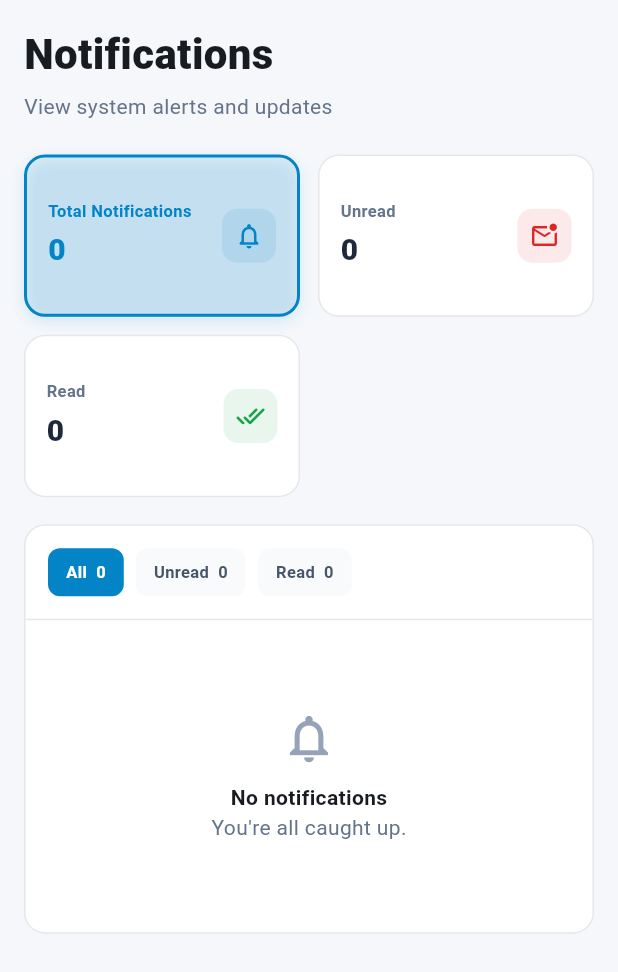
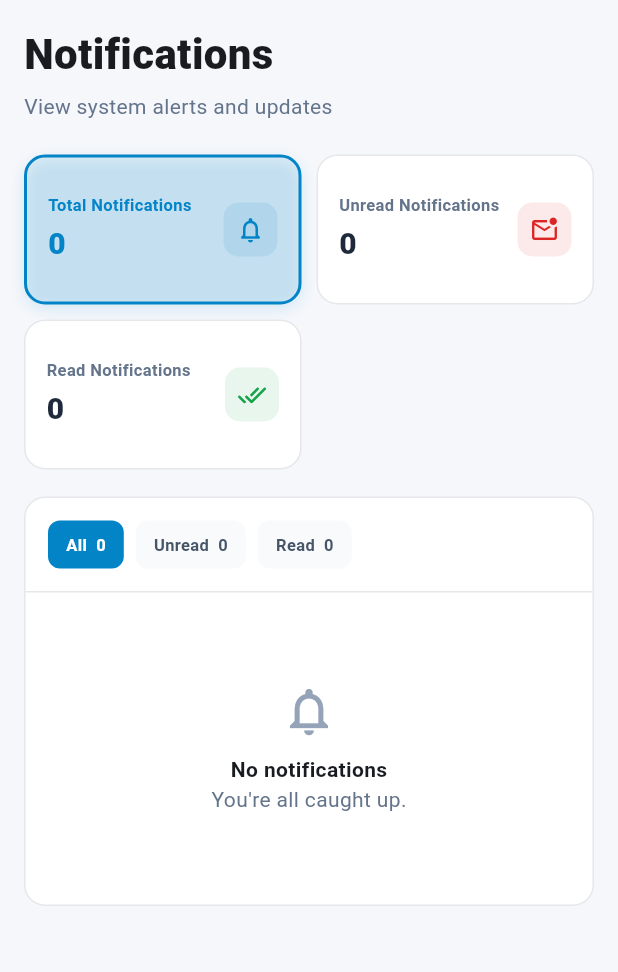
Before and after one commit to Aman298871/shivnath-Agency, a Flutter app: the AdminNotificationsScreen widget shown alone on an empty page, opened directly, on a phone screen of 412 x 824 dp. Shown: the top 972 px of the screen. Run offline on Flutter 3.47's test engine with Material 3 defaults, Android fonts, the light colour scheme and no system bars; our stand-ins replace shared_preferences; missing offline and left inert: file_saver; accounts and stored records are empty; network calls fail.

Commit message:
fix: correct admin notifications navigation index mapping and responsive summary cards grid

```diff
--- a/shivnath_agency/lib/features/admin/notifications/admin_notifications_screen.dart
+++ b/shivnath_agency/lib/features/admin/notifications/admin_notifications_screen.dart
@@ -137,24 +137,43 @@ class _AdminNotificationsScreenState extends State<AdminNotificationsScreen> {
 
   Widget _stats(bool desktop) {
     final data = [
-      ['Total Notifications', '${notifications.length}', Icons.notifications_none_rounded, const Color(0xFF0284C7), 'All'],
-      ['Unread', '$unreadCount', Icons.mark_email_unread_outlined, const Color(0xFFDC2626), 'Unread'],
-      ['Read', '$readCount', Icons.done_all_rounded, const Color(0xFF16A34A), 'Read'],
+      [
+        'Total Notifications',
+        '${notifications.length}',
+        Icons.notifications_none_rounded,
+        const Color(0xFF0284C7),
+        'All',
+      ],
+      [
+        'Unread Notifications',
+        '$unreadCount',
+        Icons.mark_email_unread_outlined,
+        const Color(0xFFDC2626),
+        'Unread',
+      ],
+      [
+        'Read Notifications',
+        '$readCount',
+        Icons.done_all_rounded,
+        const Color(0xFF16A34A),
+        'Read',
+      ],
     ];
 
     return LayoutBuilder(
       builder: (context, constraints) {
         final width = constraints.maxWidth;
-        final isNarrow = width < 600;
+        final isMobile = width < 720;
 
+        if (isMobile) {
           return GridView.builder(
             shrinkWrap: true,
             physics: const NeverScrollableScrollPhysics(),
-          gridDelegate: SliverGridDelegateWithFixedCrossAxisCount(
-            crossAxisCount: isNarrow ? 2 : (desktop ? 3 : 3),
-            crossAxisSpacing: 12,
-            mainAxisSpacing: 12,
-            childAspectRatio: isNarrow ? 1.7 : 2.3,
+            gridDelegate: const SliverGridDelegateWithFixedCrossAxisCount(
+              crossAxisCount: 2,
+              crossAxisSpacing: 10,
+              mainAxisSpacing: 10,
+              childAspectRatio: 1.85,
             ),
             itemCount: data.length,
             itemBuilder: (context, index) {
@@ -170,6 +189,25 @@ class _AdminNotificationsScreenState extends State<AdminNotificationsScreen> {
                 onTap: () => setState(() => tab = filterTab),
               );
             },
+          );
+        }
+
+        return Row(
+          children: [
+            for (int i = 0; i < data.length; i++) ...[
+              if (i > 0) const SizedBox(width: 14),
+              Expanded(
+                child: _NotificationStat(
+                  title: data[i][0] as String,
+                  value: data[i][1] as String,
+                  icon: data[i][2] as IconData,
+                  color: data[i][3] as Color,
+                  selected: tab == (data[i][4] as String),
+                  onTap: () => setState(() => tab = data[i][4] as String),
+                ),
+              ),
+            ],
+          ],
         );
       },
     );
```
Also changed, not shown: shivnath_agency/lib/features/admin/admin_main_screen.dart (+59 -45 lines). Lines whose indentation alone changed are shown as unchanged.
